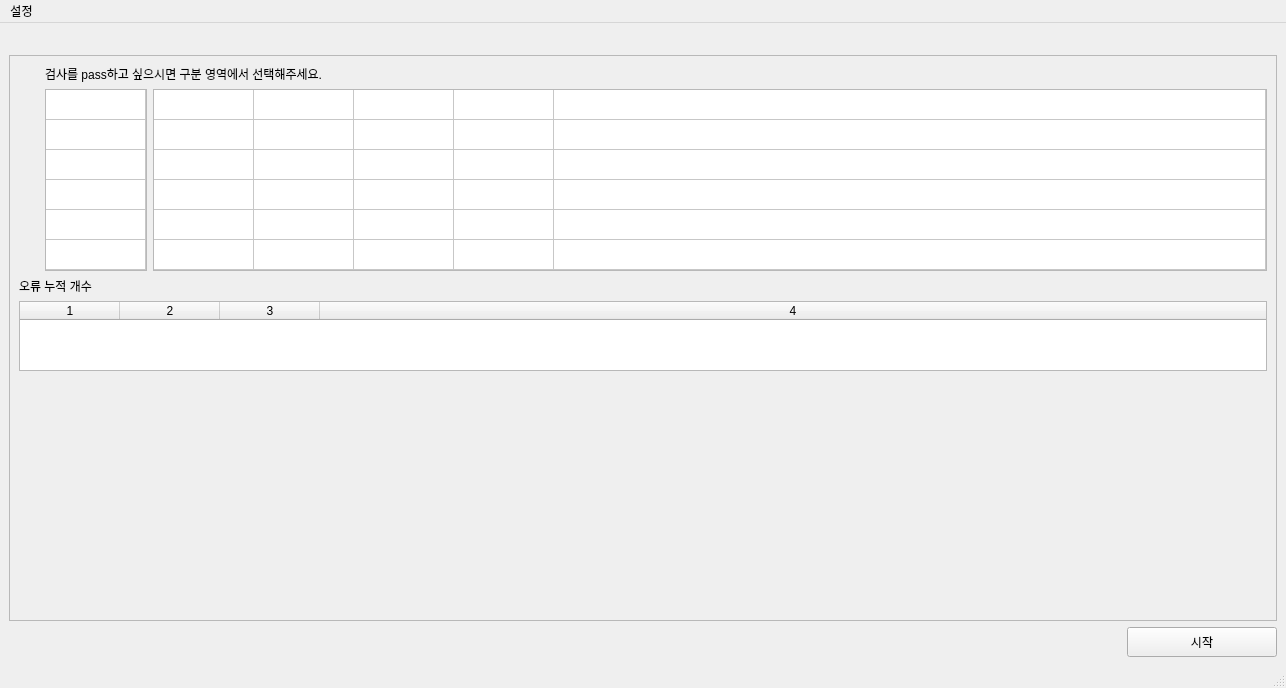
First picture: the form in Ui/save_main_ui.ui, repository skuley/SalimUI, before the edit.
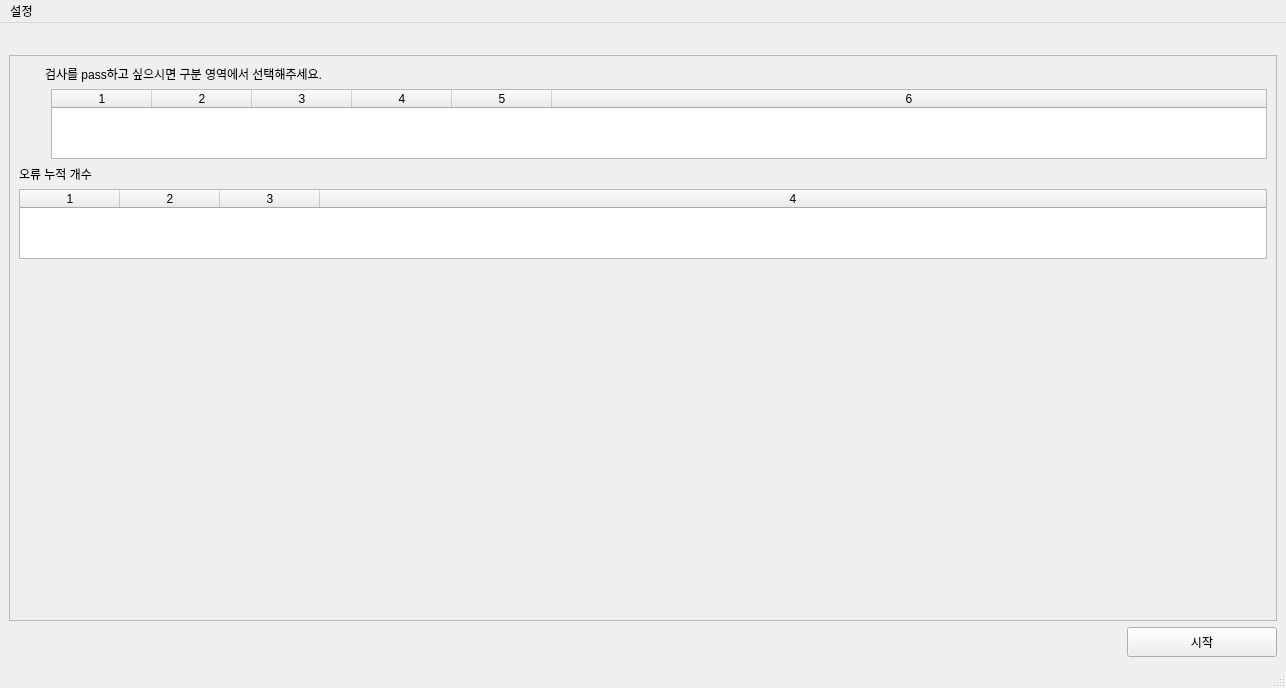
Second picture: the form after the edit.

What changed in the file:
```diff
--- a/Ui/save_main_ui.ui
+++ b/Ui/save_main_ui.ui
@@ -63,7 +63,7 @@
          <x>0</x>
          <y>0</y>
          <width>1266</width>
-         <height>568</height>
+         <height>566</height>
         </rect>
        </property>
        <layout class="QGridLayout" name="gridLayout_5">
@@ -156,93 +156,6 @@
         </item>
         <item row="0" column="0" colspan="2">
          <layout class="QGridLayout" name="gridLayout_8">
-          <item row="1" column="1" alignment="Qt::AlignTop">
-           <widget class="QTableWidget" name="inspection_check_table">
-            <property name="sizePolicy">
-             <sizepolicy hsizetype="Preferred" vsizetype="Maximum">
-              <horstretch>0</horstretch>
-              <verstretch>0</verstretch>
-             </sizepolicy>
-            </property>
-            <property name="minimumSize">
-             <size>
-              <width>0</width>
-              <height>0</height>
-             </size>
-            </property>
-            <property name="sizeIncrement">
-             <size>
-              <width>0</width>
-              <height>0</height>
-             </size>
-            </property>
-            <property name="baseSize">
-             <size>
-              <width>0</width>
-              <height>0</height>
-             </size>
-            </property>
-            <property name="styleSheet">
-             <string notr="true"/>
-            </property>
-            <property name="verticalScrollBarPolicy">
-             <enum>Qt::ScrollBarAlwaysOff</enum>
-            </property>
-            <property name="horizontalScrollBarPolicy">
-             <enum>Qt::ScrollBarAlwaysOff</enum>
-            </property>
-            <property name="sizeAdjustPolicy">
-             <enum>QAbstractScrollArea::AdjustToContents</enum>
-            </property>
-            <property name="editTriggers">
-             <set>QAbstractItemView::NoEditTriggers</set>
-            </property>
-            <property name="showDropIndicator" stdset="0">
-             <bool>false</bool>
-            </property>
-            <property name="dragDropOverwriteMode">
-             <bool>false</bool>
-            </property>
-            <property name="selectionMode">
-             <enum>QAbstractItemView::NoSelection</enum>
-            </property>
-            <property name="rowCount">
-             <number>6</number>
-            </property>
-            <attribute name="horizontalHeaderVisible">
-             <bool>false</bool>
-            </attribute>
-            <attribute name="horizontalHeaderHighlightSections">
-             <bool>false</bool>
-            </attribute>
-            <attribute name="horizontalHeaderMinimumSectionSize">
-             <number>100</number>
-            </attribute>
-            <attribute name="horizontalHeaderStretchLastSection">
-             <bool>true</bool>
-            </attribute>
-            <attribute name="verticalHeaderVisible">
-             <bool>false</bool>
-            </attribute>
-            <attribute name="verticalHeaderHighlightSections">
-             <bool>false</bool>
-            </attribute>
-            <attribute name="verticalHeaderStretchLastSection">
-             <bool>false</bool>
-            </attribute>
-            <row/>
-            <row/>
-            <row/>
-            <row/>
-            <row/>
-            <row/>
-            <column>
-             <property name="text">
-              <string>구분</string>
-             </property>
-            </column>
-           </widget>
-          </item>
           <item row="1" column="2" alignment="Qt::AlignTop">
            <widget class="QTableWidget" name="inspection_table">
             <property name="sizePolicy">
@@ -267,13 +180,16 @@
              <set>QAbstractItemView::NoEditTriggers</set>
             </property>
             <property name="rowCount">
-             <number>6</number>
+             <number>0</number>
             </property>
             <property name="columnCount">
-             <number>5</number>
+             <number>6</number>
             </property>
             <attribute name="horizontalHeaderVisible">
-             <bool>false</bool>
+             <bool>true</bool>
+            </attribute>
+            <attribute name="horizontalHeaderCascadingSectionResizes">
+             <bool>true</bool>
             </attribute>
             <attribute name="horizontalHeaderHighlightSections">
              <bool>false</bool>
@@ -290,37 +206,12 @@
             <attribute name="verticalHeaderHighlightSections">
              <bool>false</bool>
             </attribute>
-            <row/>
-            <row/>
-            <row/>
-            <row/>
-            <row/>
-            <row/>
-            <column>
-             <property name="text">
-              <string>구분</string>
-             </property>
-            </column>
-            <column>
-             <property name="text">
-              <string>인식결과</string>
-             </property>
-            </column>
-            <column>
-             <property name="text">
-              <string>등록정보</string>
-             </property>
-            </column>
-            <column>
-             <property name="text">
-              <string>싱크율</string>
-             </property>
-            </column>
-            <column>
-             <property name="text">
-              <string>결과</string>
-             </property>
-            </column>
+            <column/>
+            <column/>
+            <column/>
+            <column/>
+            <column/>
+            <column/>
            </widget>
           </item>
           <item row="1" column="0">
```
Left out of the diff: 2 changed lines with no effect on the pictures.
